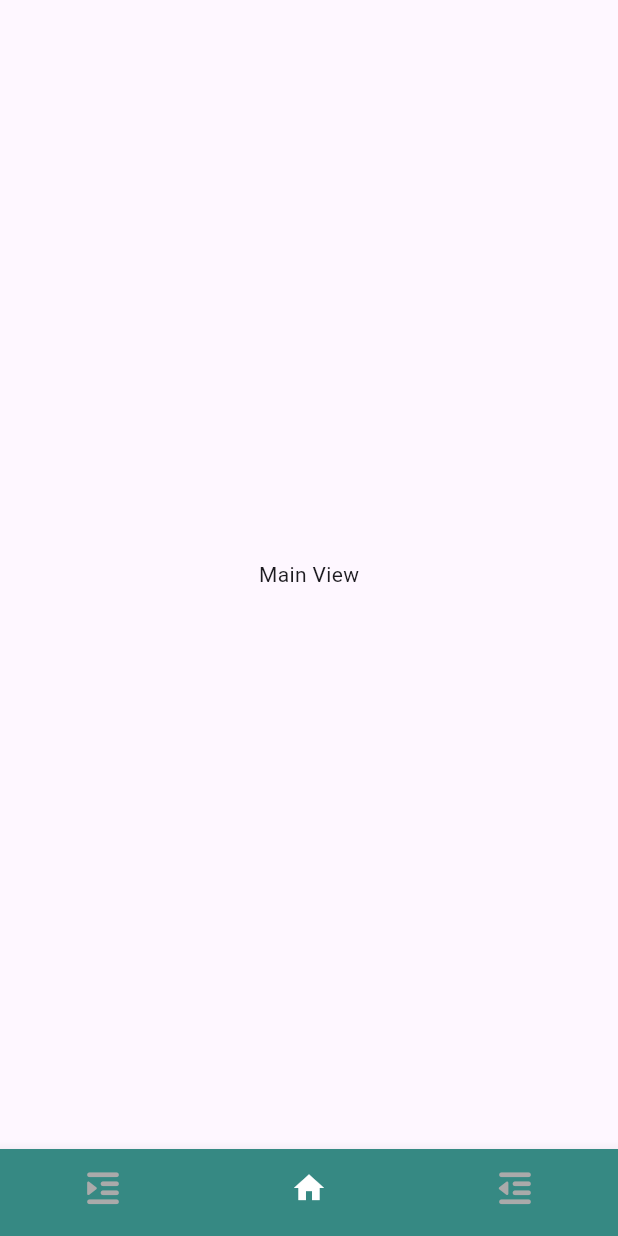
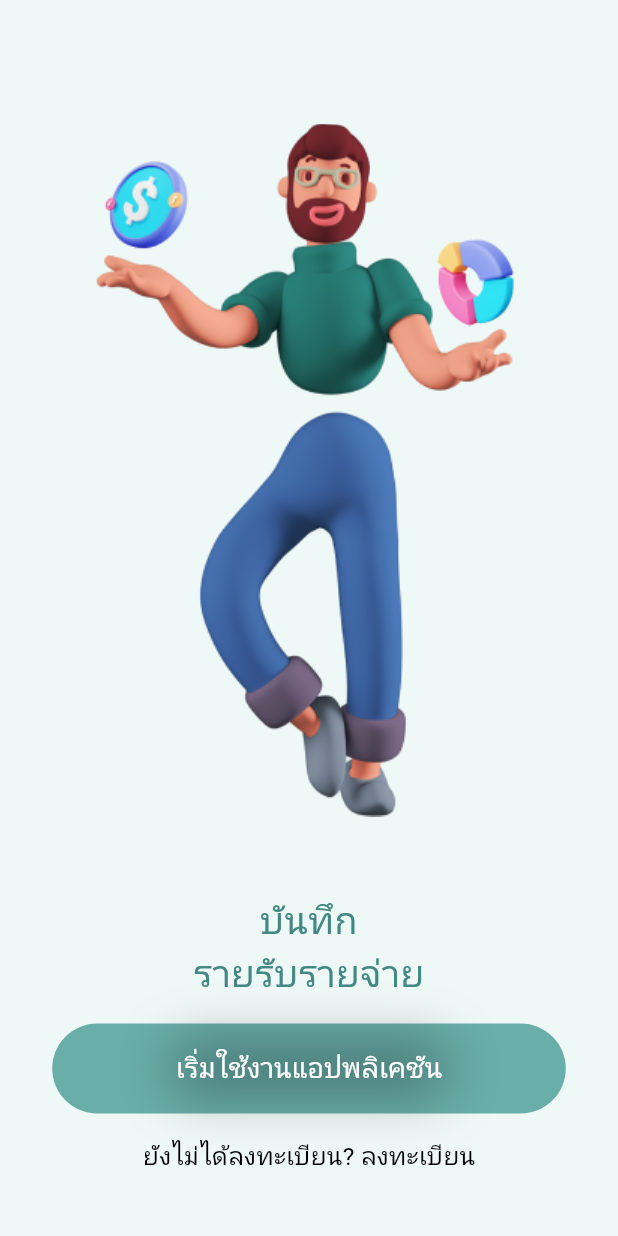
Before and after one commit to DomeKlayudom/money_tracking_project, a Flutter app: the screen it shows after launch, on a phone screen of 412 x 824 dp. Run offline on Flutter 3.47's test engine with Material 3 defaults, Android fonts, the phone set to English and light mode, and no system bars; our stand-ins replace font_awesome_flutter, google_fonts; Roboto replaces fonts that are missing (Kanit).

Commit message:
second upload

```diff
--- a/lib/main.dart
+++ b/lib/main.dart
@@ -1,6 +1,8 @@
 import 'package:flutter/material.dart';
 import 'package:google_fonts/google_fonts.dart';
 import 'package:money_tracking_project/views/home_ui.dart';
+import 'package:money_tracking_project/views/splash_screen_ui.dart';
+import 'package:money_tracking_project/views/welcome_ui.dart';
 
 void main(List<String> args) {
   runApp(const MoneyTrackingApp());
@@ -18,7 +20,7 @@ class _MoneyTrackingAppState extends State<MoneyTrackingApp> {
   Widget build(BuildContext context) {
     return MaterialApp(
       debugShowCheckedModeBanner: false,
-      home: HomeUi(),
+      home: WelcomeUi(),
       theme: ThemeData(
           textTheme: GoogleFonts.kanitTextTheme(
         Theme.of(context).textTheme,
--- a/lib/views/welcome_ui.dart
+++ b/lib/views/welcome_ui.dart
@@ -0,0 +1,106 @@
+import 'package:flutter/material.dart';
+import 'package:money_tracking_project/views/login_ui.dart';
+
+class WelcomeUi extends StatefulWidget {
+  const WelcomeUi({super.key});
+
+  @override
+  State<WelcomeUi> createState() => _WelcomeUiState();
+}
+
+class _WelcomeUiState extends State<WelcomeUi> {
+  @override
+  Widget build(BuildContext context) {
+    final screenWidth = MediaQuery.of(context).size.width;
+    final screenHeight = MediaQuery.of(context).size.height;
+
+    return Scaffold(
+      backgroundColor: const Color.fromRGBO(238, 248, 247, 1),
+      body: Stack(
+        children: [
+          // รูปภาพ
+          Positioned(
+            top: screenHeight * 0.1, // Adjust the top margin
+            left: 0,
+            right: 0,
+            child: Center(
+              child: Image.asset(
+                'assets/images/Man.png',
+              ),
+            ),
+          ),
+          // ข้อความและปุ่ม
+          Positioned(
+            bottom: screenHeight * 0.05, // Adjust the bottom margin
+            left: screenWidth * 0.05, // Add left padding for better alignment
+            right: screenWidth * 0.05, // Add right padding for better alignment
+            child: Column(
+              children: [
+                Text(
+                  "บันทึก\nรายรับรายจ่าย",
+                  textAlign: TextAlign.center,
+                  style: TextStyle(
+                    fontSize: screenWidth * 0.06,
+                    color: const Color.fromRGBO(67, 136, 131, 1),
+                  ),
+                ),
+                SizedBox(height: screenHeight * 0.02),
+                ElevatedButton(
+                  onPressed: () {
+                    //กดเพื่อไปหน้า login
+                    Navigator.push(context,
+                        MaterialPageRoute(builder: (context) => LoginUi()));
+                  },
+                  style: ElevatedButton.styleFrom(
+                    backgroundColor: const Color.fromRGBO(105, 174, 169, 1),
+                    shape: RoundedRectangleBorder(
+                      borderRadius: BorderRadius.circular(30),
+                    ),
+                    padding: EdgeInsets.symmetric(
+                      horizontal: screenWidth * 0.2,
+                      vertical: screenHeight * 0.02,
+                    ),
+                    elevation: 0, // Remove the default elevation
+                  ).copyWith(
+                    shadowColor: WidgetStateProperty.all(Colors.black),
+                  ),
+                  child: Container(
+                    decoration: BoxDecoration(
+                      boxShadow: [
+                        BoxShadow(
+                          color: Colors.black.withOpacity(0.3),
+                          blurRadius: 30, // ระยะเงา
+                          spreadRadius: 5,
+                          // ระยะห่างของเงา
+                        ),
+                      ],
+                      borderRadius: BorderRadius.circular(30),
+                    ),
+                    child: Text(
+                      "เริ่มใช้งานแอปพลิเคชัน",
+                      style: TextStyle(
+                        color: Colors.white,
+                        fontSize: screenWidth * 0.045,
+                      ),
+                    ),
+                  ),
+                ),
+                SizedBox(height: screenHeight * 0.02),
+                GestureDetector(
+                  onTap: () {},
+                  child: Text(
+                    "ยังไม่ได้ลงทะเบียน? ลงทะเบียน",
+                    style: TextStyle(
+                      color: Colors.black,
+                      fontSize: screenWidth * 0.04,
+                    ),
+                  ),
+                ),
+              ],
+            ),
+          ),
+        ],
+      ),
+    );
+  }
+}
```
Also changed, not shown: lib/views/login_ui.dart (+104 -0 lines), lib/views/splash_screen_ui.dart (+75 -0 lines), assets/images/Man.png (added).
